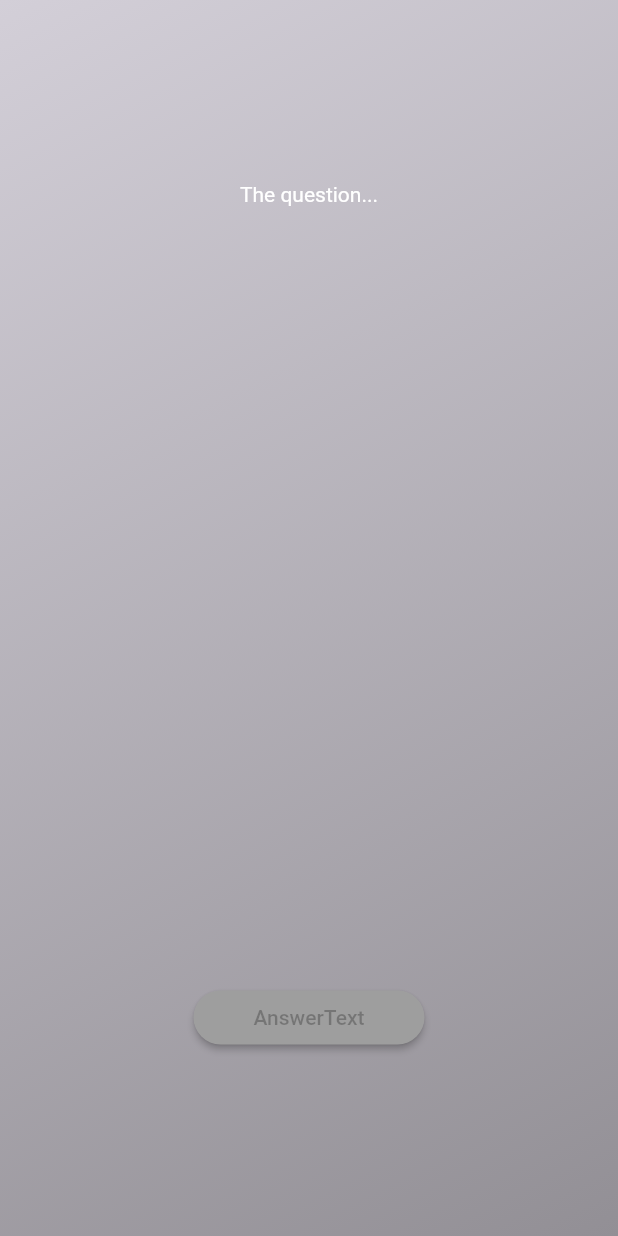
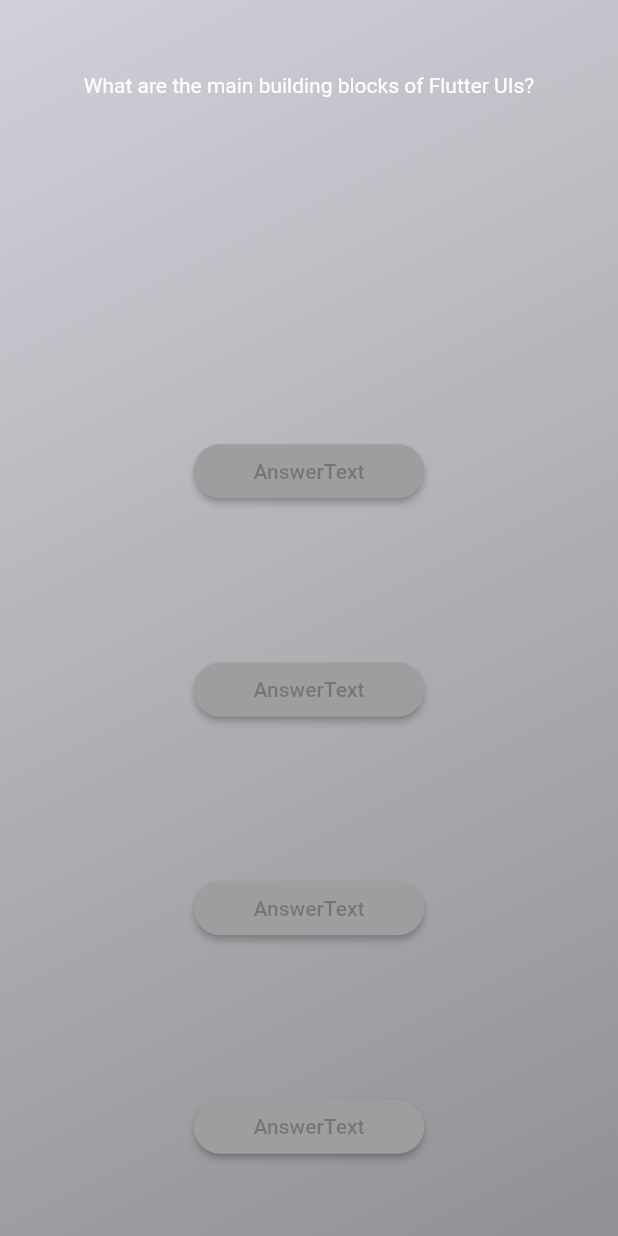
Before and after one commit to adeyemiiiii7/Flutter_Quiz_APP, a Flutter app: the screen it shows after launch, after a tap on "Start Quiz", on a phone screen of 412 x 824 dp. Run offline on Flutter 3.47's test engine with Material 2 defaults, Android fonts, the phone set to English and light mode, and no system bars.

Commit message:
modified:   lib/data/questions.dart 	modified:   lib/questions_screen.dart

```diff
--- a/lib/data/questions.dart
+++ b/lib/data/questions.dart
@@ -1,7 +1,7 @@
 import 'package:quiz_app/models/quiz_questions.dart';
 
-List<QuizQuestion> quizQuestions = [
-  const QuizQuestion(
+const questions = [
+  QuizQuestion(
     'What are the main building blocks of Flutter UIs?',
     [
       'Widgets',
@@ -10,7 +10,7 @@ List<QuizQuestion> quizQuestions = [
       'Functions',
     ],
   ),
-  const QuizQuestion(
+  QuizQuestion(
     'How are Flutter UIs built?',
     [
       'By combining widgets in code',
@@ -19,7 +19,7 @@ List<QuizQuestion> quizQuestions = [
       'By using XCode for iOS and Android Studio for Android',
     ],
   ),
-  const QuizQuestion(
+  QuizQuestion(
     'What\'s the purpose of a StatefulWidget?',
     [
       'Update UI as data changes',
@@ -28,7 +28,7 @@ List<QuizQuestion> quizQuestions = [
       'Render UI that does not depend on data',
     ],
   ),
-  const QuizQuestion(
+  QuizQuestion(
     'Which widget should you try to use more often: StatelessWidget or StatefulWidget?',
     [
       'StatelessWidget',
@@ -37,7 +37,7 @@ List<QuizQuestion> quizQuestions = [
       'None of the above',
     ],
   ),
-  const QuizQuestion(
+  QuizQuestion(
     'What happens if you change data in a StatelessWidget?',
     [
       'The UI is not updated',
@@ -46,7 +46,7 @@ List<QuizQuestion> quizQuestions = [
       'Any nested StatefulWidgets are updated',
     ],
   ),
-  const QuizQuestion(
+  QuizQuestion(
     'How should you update data inside of StatefulWidgets?',
     [
       'By calling setState()',
@@ -55,7 +55,7 @@ List<QuizQuestion> quizQuestions = [
       'By calling updateState()',
     ],
   ),
-  const QuizQuestion(
+  QuizQuestion(
     'What is the default alignment for widgets in a Column?',
     [
       'center',
@@ -64,11 +64,11 @@ List<QuizQuestion> quizQuestions = [
       'start',
     ],
   ),
-  const QuizQuestion(
+  QuizQuestion(
     'Which widget should you use to create a clickable button?',
     ['RaisedButton', 'Container', 'Image', 'Text'],
   ),
-  const QuizQuestion(
+  QuizQuestion(
     'How can you pass data between two screens in Flutter?',
     [
       'Using a navigator widget',
@@ -77,7 +77,7 @@ List<QuizQuestion> quizQuestions = [
       'using a global variable'
     ],
   ),
-  const QuizQuestion(
+  QuizQuestion(
     'Which widget is used to add an image to your app?',
     [
       'image.assest',
@@ -86,7 +86,7 @@ List<QuizQuestion> quizQuestions = [
       'image',
     ],
   ),
-  const QuizQuestion(
+  QuizQuestion(
     'Which widget is used to create a scrollable list of items?',
     [
       'ListView',
--- a/lib/questions_screen.dart
+++ b/lib/questions_screen.dart
@@ -1,37 +1,75 @@
 import 'package:flutter/material.dart';
 import 'package:quiz_app/answer_button.dart';
+import 'package:quiz_app/data/questions.dart';
 
 class QuestionsScreen extends StatefulWidget {
-  const QuestionsScreen({super.key});
+  const QuestionsScreen({Key? key}) : super(key: key);
 
   @override
-  State<QuestionsScreen> createState() => _QuestionsScreenState();
+  _QuestionsScreenState createState() => _QuestionsScreenState();
 }
 
 class _QuestionsScreenState extends State<QuestionsScreen> {
   @override
   Widget build(BuildContext context) {
+    final currentQuestion = questions[0];
+
     return SizedBox(
       width: double.infinity,
       child: Column(
         mainAxisAlignment: MainAxisAlignment.spaceAround,
         children: [
-          const Text('The question...',
-              style: TextStyle(
-                color: Colors.white,
-              )),
+          Text(
+            currentQuestion.text,
+            style: const TextStyle(
+              color: Colors.white,
+            ),
+          ),
           const SizedBox(height: 30),
-          AnswerButton(answerText: 'Answer Text...', onTap: () {}),
-          // Answer(),
-          // Answer(),
-          // Answer(),
-          // Answer(),
-          // Answer(),
-          // Answer(),
-          // Answer(),
-          // Answer(),
-          // Answer(),
-          // Answer(),
+          AnswerButton(
+            answerText: currentQuestion.answers[0],
+            onTap: () {},
+          ),
+          AnswerButton(
+            answerText: currentQuestion.answers[1],
+            onTap: () {},
+          ),
+          AnswerButton(
+            answerText: currentQuestion.answers[2],
+            onTap: () {},
+          ),
+          AnswerButton(
+            answerText: currentQuestion.answers[3],
+            onTap: () {},
+          ),
+          // AnswerButton(
+          //   answerText: currentQuestion.answers[4],
+          //   onTap: () {},
+          // ),
+          // AnswerButton(
+          //   answerText: currentQuestion.answers[5],
+          //   onTap: () {},
+          // ),
+          // AnswerButton(
+          //   answerText: currentQuestion.answers[6],
+          //   onTap: () {},
+          // ),
+          // AnswerButton(
+          //   answerText: currentQuestion.answers[7],
+          //   onTap: () {},
+          // ),
+          // AnswerButton(
+          //   answerText: currentQuestion.answers[8],
+          //   onTap: () {},
+          // ),
+          // AnswerButton(
+          //   answerText: currentQuestion.answers[9],
+          //   onTap: () {},
+          // ),
+          // AnswerButton(
+          //   answerText: currentQuestion.answers[10],
+          //   onTap: () {},
+          // ),
         ],
       ),
     );
```
